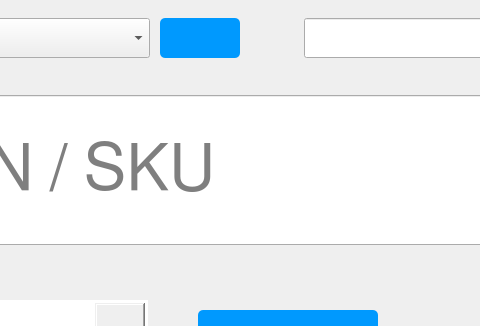
First picture: the form in barcode-pi/neo_bar.ui, repository Baanaaana/barcode-pi, before the edit; both pictures show x 129 to 609 and y 0 to 326 of the 800 by 480 pixel window.
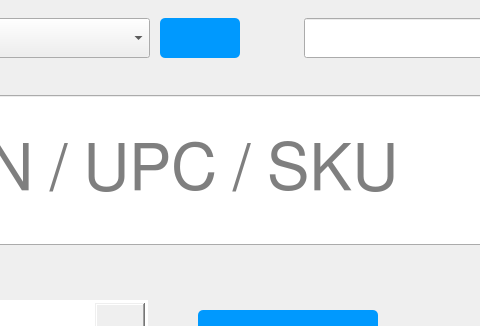
Second picture: the form after the edit. Icons and pictures are not drawn. Custom widgets are drawn as their Qt base class.

The edit to the form file:
```diff
--- a/barcode-pi/neo_bar.ui
+++ b/barcode-pi/neo_bar.ui
@@ -411,7 +411,7 @@
         <bool>false</bool>
        </property>
        <property name="placeholderText">
-        <string>EAN / SKU</string>
+        <string>EAN / UPC / SKU</string>
        </property>
       </widget>
      </widget>
```
